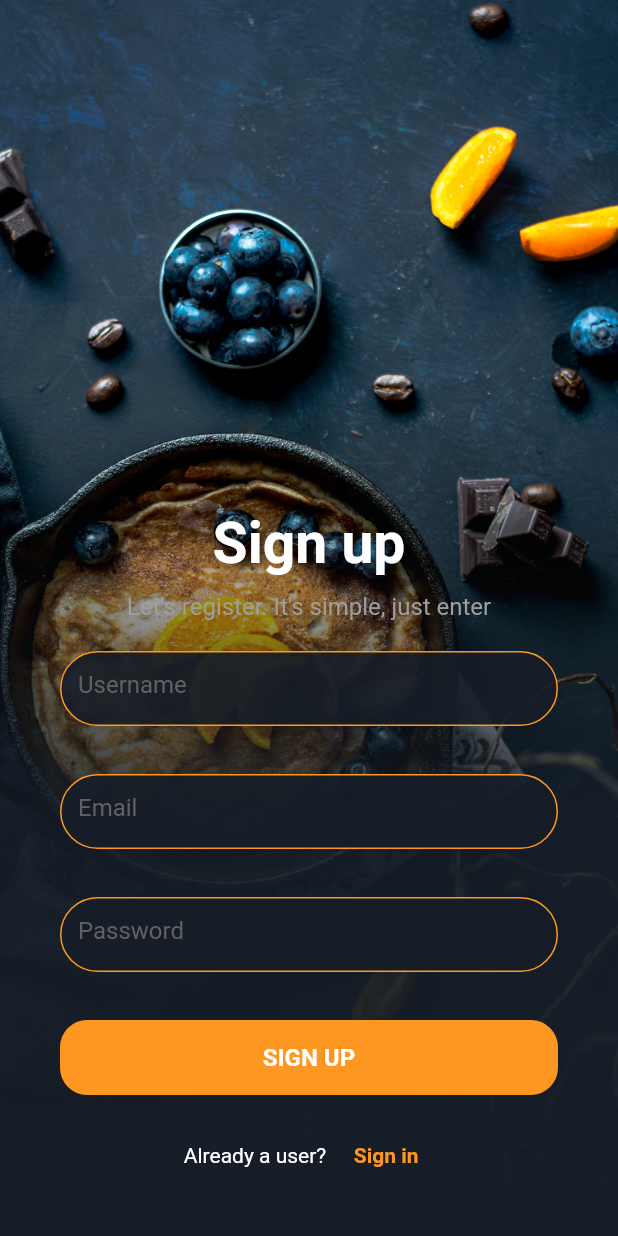
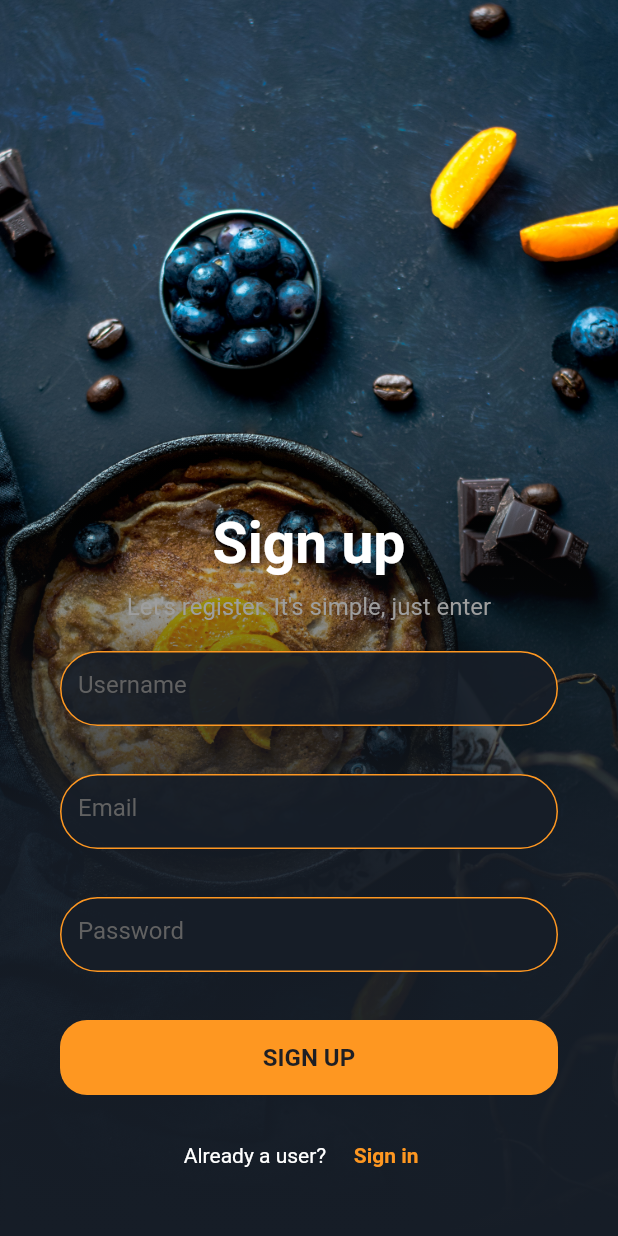
Before and after one commit to profectus200/inno-cart, a Flutter app: the screen it shows after launch, after a tap on "Sign up", on a phone screen of 412 x 824 dp. Run offline on Flutter 3.47's test engine with Material 2 defaults, Android fonts, the phone set to English and light mode, and no system bars; our stand-ins replace bottom_navy_bar, equatable, flutter_screenutil, flutter_secure_storage; network calls fail.

Commit message:
little bug fixes

```diff
--- a/lib/data/api/service/order_service.dart
+++ b/lib/data/api/service/order_service.dart
@@ -58,7 +58,7 @@ class OrderService {
   }
 
   Future<List<ApiOrder>> getPersonalOrders() async {
-    Uri url = Uri.parse('http://10.0.2.2:8000/api/v1/personal');
+    Uri url = Uri.parse('http://10.0.2.2:8000/api/v1/personal-orders');
     var token = await DataStorage.instance.getToken;
     var response = await http.get(
       url,
--- a/lib/presentation/app_pages/item_card.dart
+++ b/lib/presentation/app_pages/item_card.dart
@@ -50,7 +50,7 @@ class ItemCard extends StatelessWidget {
                         children: [
                           const Icon(
                             Icons.attach_money_outlined,
-                            color: AppColors.primary,
+                            color: AppColors.yellow,
                             size: 28,
                           ),
                           // const SizedBox(width: 5),
@@ -96,7 +96,7 @@ class ItemCard extends StatelessWidget {
               ),
               // decoration: Cont,
               child: ClipRRect(
-                borderRadius: BorderRadius.circular(20.0),
+                borderRadius: BorderRadius.circular(10.0),
                 child: Image.network(
                   'https://avatars.mds.yandex.net/i?id=2c9c70afa4ab64820d347a195d161ded-5219960-images-thumbs&n=13&exp=1',
                   height: 100,
--- a/lib/presentation/app_pages/profile/profile_page.dart
+++ b/lib/presentation/app_pages/profile/profile_page.dart
@@ -20,6 +20,7 @@ class ProfileScreen extends StatelessWidget {
               children: <Widget>[
                 const CircleAvatar(
                   radius: 10 * 5,
+                  backgroundColor: Color(0xFF23232D),
                 ),
                 Align(
                   alignment: Alignment.bottomRight,
--- a/lib/presentation/auth/login_page.dart
+++ b/lib/presentation/auth/login_page.dart
@@ -70,10 +70,10 @@ class _MyLoginState extends State<MyLogin> {
                           fillColor: const Color(0xff161d27).withOpacity(0.9),
                           enabledBorder: OutlineInputBorder(
                               borderRadius: BorderRadius.circular(30),
-                              borderSide: const BorderSide(color: AppColors.orange)),
+                              borderSide: const BorderSide(color: AppColors.primary)),
                           focusedBorder: OutlineInputBorder(
                               borderRadius: BorderRadius.circular(30),
-                              borderSide: const BorderSide(color: AppColors.orange)),
+                              borderSide: const BorderSide(color: AppColors.primary)),
                         ),
                       ),
                     ),
@@ -94,10 +94,10 @@ class _MyLoginState extends State<MyLogin> {
                           fillColor: const Color(0xff161d27).withOpacity(0.9),
                           enabledBorder: OutlineInputBorder(
                               borderRadius: BorderRadius.circular(30),
-                              borderSide: const BorderSide(color: AppColors.orange)),
+                              borderSide: const BorderSide(color: AppColors.primary)),
                           focusedBorder: OutlineInputBorder(
                               borderRadius: BorderRadius.circular(30),
-                              borderSide: const BorderSide(color: AppColors.orange)),
+                              borderSide: const BorderSide(color: AppColors.primary)),
                         ),
                       ),
                     ),
@@ -107,7 +107,7 @@ class _MyLoginState extends State<MyLogin> {
                     const Text(
                       "Forgot Password?",
                       style: TextStyle(
-                          color: AppColors.orange, fontSize: 14, fontWeight: FontWeight.bold),
+                          color: AppColors.primary, fontSize: 14, fontWeight: FontWeight.bold),
                     ),
                     const SizedBox(
                       height: 20,
@@ -131,7 +131,7 @@ class _MyLoginState extends State<MyLogin> {
                           Navigator.pushNamed(context, 'login');
                         },
                         style: ButtonStyle(
-                            backgroundColor: MaterialStateProperty.all<Color>(AppColors.orange),
+                            backgroundColor: MaterialStateProperty.all<Color>(AppColors.primary),
                             shape: MaterialStateProperty.all<RoundedRectangleBorder>(
                                 RoundedRectangleBorder(
                                     borderRadius: BorderRadius.circular(18.0),
@@ -141,7 +141,7 @@ class _MyLoginState extends State<MyLogin> {
                         child: const Text(
                           "LOGIN",
                           style: TextStyle(
-                              color: Colors.white,
+                              // color: Colors.white,
                               fontWeight: FontWeight.bold,
                               fontSize: 16),
                         ),
@@ -167,7 +167,7 @@ class _MyLoginState extends State<MyLogin> {
                           child: const Text(
                             "Sign up",
                             style:
-                            TextStyle(color: AppColors.orange, fontWeight: FontWeight.bold),
+                            TextStyle(color: AppColors.primary, fontWeight: FontWeight.bold),
                           ),
                         )
                       ],
--- a/lib/presentation/auth/register_page.dart
+++ b/lib/presentation/auth/register_page.dart
@@ -81,11 +81,11 @@ class _MyRegisterState extends State<MyRegister> {
                             enabledBorder: OutlineInputBorder(
                                 borderRadius: BorderRadius.circular(30),
                                 borderSide:
-                                    const BorderSide(color: AppColors.orange)),
+                                    const BorderSide(color: AppColors.primary)),
                             focusedBorder: OutlineInputBorder(
                                 borderRadius: BorderRadius.circular(30),
                                 borderSide:
-                                    const BorderSide(color: AppColors.orange)),
+                                    const BorderSide(color: AppColors.primary)),
                           ),
                         ),
                       ),
@@ -107,11 +107,11 @@ class _MyRegisterState extends State<MyRegister> {
                             enabledBorder: OutlineInputBorder(
                                 borderRadius: BorderRadius.circular(30),
                                 borderSide:
-                                    const BorderSide(color: AppColors.orange)),
+                                    const BorderSide(color: AppColors.primary)),
                             focusedBorder: OutlineInputBorder(
                                 borderRadius: BorderRadius.circular(30),
                                 borderSide:
-                                    const BorderSide(color: AppColors.orange)),
+                                    const BorderSide(color: AppColors.primary)),
                           ),
                         ),
                       ),
@@ -134,11 +134,11 @@ class _MyRegisterState extends State<MyRegister> {
                             enabledBorder: OutlineInputBorder(
                                 borderRadius: BorderRadius.circular(30),
                                 borderSide:
-                                    const BorderSide(color: AppColors.orange)),
+                                    const BorderSide(color: AppColors.primary)),
                             focusedBorder: OutlineInputBorder(
                                 borderRadius: BorderRadius.circular(30),
                                 borderSide:
-                                    const BorderSide(color: AppColors.orange)),
+                                    const BorderSide(color: AppColors.primary)),
                           ),
                         ),
                       ),
@@ -175,7 +175,7 @@ class _MyRegisterState extends State<MyRegister> {
                           },
                           style: ButtonStyle(
                               backgroundColor: MaterialStateProperty.all<Color>(
-                                  AppColors.orange),
+                                  AppColors.primary),
                               shape: MaterialStateProperty.all<
                                       RoundedRectangleBorder>(
                                   RoundedRectangleBorder(
@@ -184,7 +184,7 @@ class _MyRegisterState extends State<MyRegister> {
                           child: const Text(
                             "SIGN UP",
                             style: TextStyle(
-                                color: Colors.white,
+                                // color: Colors.white,
                                 fontWeight: FontWeight.bold,
                                 fontSize: 16),
                           ),
@@ -210,7 +210,7 @@ class _MyRegisterState extends State<MyRegister> {
                             child: const Text(
                               "Sign in",
                               style: TextStyle(
-                                  color: AppColors.orange,
+                                  color: AppColors.primary,
                                   fontWeight: FontWeight.bold),
                             ),
                           )
--- a/lib/presentation/style/app_colors.dart
+++ b/lib/presentation/style/app_colors.dart
@@ -6,7 +6,8 @@ class AppColors {
   static const lightGray = Color(0xffc0c1c3);
   static const lighterGray = Color(0xFFF3F7FB);
   static const black = Colors.black;
-  static const primary = Color(0xfffdc912);
+  static const primary = Color(0xfffe9721);
+  static const yellow = Color(0xfffdc912);
   static const orange = Color(0xfffe9721);
   static const tertiary = Color(0xffff5b36);
 }
```
Also changed, not shown: lib/presentation/app_pages/my_orders/add_post_page.dart (+3 -17 lines).
